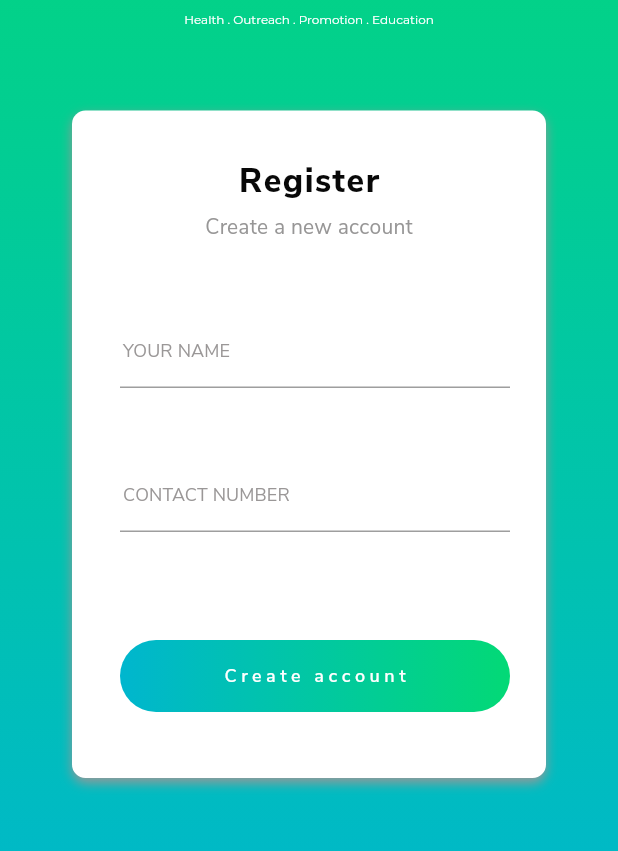
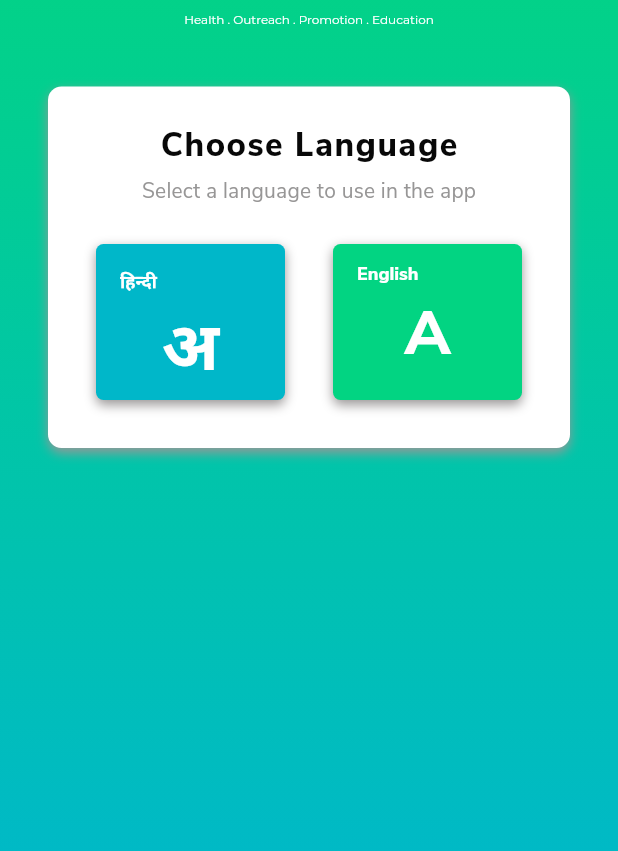
Before and after one commit to IshitaAg/HOPE, a Flutter app: the screen it shows after launch, on a phone screen of 412 x 824 dp, the part 263-1114 px from its top. Run offline on Flutter 3.47's test engine with Material 2 defaults, Android fonts, the light colour scheme and no system bars; project files that could hold a hidden picture were left out.

Commit message:
Added ui for choose language screen

```diff
--- /dev/null
+++ b/lib/auth/languageScreen.dart
@@ -0,0 +1,207 @@
+import 'package:flutter/cupertino.dart';
+import 'package:hope/utils/appColors.dart';
+import 'package:hope/utils/appThemes.dart';
+import 'package:hope/utils/strings.dart';
+
+class LanguageScreen extends StatelessWidget {
+  @override
+  Widget build(BuildContext context) {
+    return WillPopScope(
+      onWillPop: () async => false,
+      child: Container(
+        decoration: BoxDecoration(
+          gradient: LinearGradient(
+            begin: AlignmentDirectional.topCenter,
+            end: AlignmentDirectional.bottomCenter,
+            colors: [AppColors.gradientGreen, AppColors.gradientBlue],
+          ),
+        ),
+        child: Container(
+          margin: const EdgeInsets.fromLTRB(32.0, 130.0, 32.0, 350.0),
+          child: Column(
+            mainAxisAlignment: MainAxisAlignment.center,
+            children: <Widget>[
+              //Following two widgets make the logo
+              Container(
+                decoration: BoxDecoration(
+                  shape: BoxShape.rectangle,
+                  borderRadius: BorderRadius.circular(18.0),
+                  border: Border.all(
+                    color: AppColors.colorWhite,
+                    width: 2.0,
+                  ),
+                ),
+                padding: const EdgeInsets.fromLTRB(16.0, 1.0, 16.0, 1.0),
+                child: Text(
+                  appName,
+                  style: TextStyle(
+                      fontFamily: 'Montserrat',
+                      fontSize: 32.0,
+                      color: AppColors.colorWhite,
+                      fontWeight: FontWeight.normal,
+                      decoration: TextDecoration.none),
+                ),
+              ),
+              Container(
+                padding: const EdgeInsets.all(8.0),
+                child: Text(
+                  appTag,
+                  style: TextStyle(
+                      fontFamily: 'Montserrat',
+                      fontSize: 8.0,
+                      color: AppColors.colorWhite,
+                      fontWeight: FontWeight.w100,
+                      decoration: TextDecoration.none),
+                ),
+              ),
+
+              Expanded(
+                child: Container(
+                  margin: EdgeInsets.fromLTRB(0.0, 32.0, 0.0, 0.0),
+                  decoration: BoxDecoration(
+                    color: AppColors.colorWhite,
+                    borderRadius: BorderRadius.circular(9.0),
+                    shape: BoxShape.rectangle,
+                    boxShadow: [
+                      BoxShadow(
+                        color: AppColors.colorDarkerGrey,
+                        offset: Offset(0.0, 3.0),
+                        blurRadius: 6.0,
+                      ),
+                    ],
+                  ),
+                  child: Column(
+                    children: <Widget>[
+                      Container(
+                        margin: const EdgeInsets.fromLTRB(4.0, 24.0, 4.0, 4.0),
+                        child: Text(
+                          chooseLang,
+                          style: appThemeData.textTheme.subtitle1,
+                        ),
+                      ),
+                      Container(
+                        margin: const EdgeInsets.all(2.0),
+                        child: Text(
+                          chooseLangTag,
+                          style: appThemeData.textTheme.caption,
+                        ),
+                      ),
+                      Expanded(
+                        child: Container(
+                          margin: EdgeInsets.only(top: 24.0),
+                          child: Row(
+                            crossAxisAlignment: CrossAxisAlignment.stretch,
+                            children: <Widget>[
+                              //Hindi option
+                              Expanded(
+                                child: Container(
+                                  margin: EdgeInsets.only(left: 32.0,bottom:32.0,right:16.0),
+                                  decoration: BoxDecoration(
+                                    color: AppColors.colorBlue,
+                                    borderRadius: BorderRadius.circular(5.0),
+                                    shape: BoxShape.rectangle,
+                                    boxShadow: [
+                                      BoxShadow(
+                                        color: AppColors.colorDarkerGrey,
+                                        offset: Offset(0.0, 3.0),
+                                        blurRadius: 6.0,
+                                      ),
+                                    ],
+                                  ),
+                                  child: Column(
+                                    children: <Widget>[
+                                      Container(
+                                        alignment: AlignmentDirectional.centerStart,
+                                        margin: EdgeInsets.fromLTRB(16.0,16.0,4.0,4.0),
+                                        child: Text(
+                                          hindi,
+                                          style : TextStyle(
+                                            fontFamily: 'Nunito Sans',
+                                            fontSize: 12.0,
+                                            color: AppColors.colorWhite,
+                                            fontWeight: FontWeight.w600,
+                                            decoration: TextDecoration.none
+                                          ),
+                                        ),
+                                      ),
+
+                                      Expanded(
+                                        child: Text(
+                                        letterHindi,
+                                        style : TextStyle(
+                                          fontFamily: 'Nunito Sans',
+                                          fontSize: 45.0,
+                                          color: AppColors.colorWhite,
+                                          fontWeight: FontWeight.w600,
+                                          decoration: TextDecoration.none
+                                        ),
+                                        ),
+                                        )
+                                    ],
+                                  ),
+                                ),
+                              ),
+
+                              //English option
+                              Expanded(
+                                child: Container(
+                                  margin: EdgeInsets.only(left: 16.0,bottom:32.0,right:32.0),
+                                  decoration: BoxDecoration(
+                                    color: AppColors.colorGreen,
+                                    borderRadius: BorderRadius.circular(5.0),
+                                    shape: BoxShape.rectangle,
+                                    boxShadow: [
+                                      BoxShadow(
+                                        color: AppColors.colorDarkerGrey,
+                                        offset: Offset(0.0, 3.0),
+                                        blurRadius: 6.0,
+                                      ),
+                                    ],
+                                  ),
+                                  child: Column(
+                                    children: <Widget>[
+                                      Container(
+                                        alignment: AlignmentDirectional.centerStart,
+                                        margin: EdgeInsets.fromLTRB(16.0,12.0,4.0,4.0),
+                                        child: Text(
+                                          english,
+                                          style : TextStyle(
+                                            fontFamily: 'Nunito Sans',
+                                            fontSize: 12.0,
+                                            color: AppColors.colorWhite,
+                                            fontWeight: FontWeight.w800,
+                                            decoration: TextDecoration.none
+                                          ),
+                                        ),
+                                      ),
+                                       Expanded(
+                                        child: Text(
+                                        letterEnglish,
+                                        style : TextStyle(
+                                          fontFamily: 'Nunito Sans',
+                                          fontSize: 41.0,
+                                          color: AppColors.colorWhite,
+                                          fontWeight: FontWeight.w800,
+                                          decoration: TextDecoration.none
+                                        ),
+                                        ),
+                                        )
+                                    ],
+                                  ),
+                                ),
+                              ),
+                            ],
+                          ),
+                        ),
+                      )
+                    ],
+                  ),
+                ),
+              )
+            ],
+          ),
+        ),
+      ),
+    );
+  }
+}
--- a/lib/main.dart
+++ b/lib/main.dart
@@ -1,9 +1,8 @@
 import 'dart:async';
-
 import 'package:flutter/material.dart';
 import 'package:flutter/services.dart';
 import 'package:hope/splash/splashScreen.dart';
-
+import 'auth/languageScreen.dart';
 import 'auth/registerScreen.dart';
 
 void main() async{
@@ -25,7 +24,7 @@ class InfoApp extends StatelessWidget {
   Widget build(BuildContext context) {
     return MaterialApp(
       debugShowCheckedModeBanner: false,
-      home: RegisterScreen(),
+      home: LanguageScreen(),
     );
   }
 }
--- a/lib/utils/appColors.dart
+++ b/lib/utils/appColors.dart
@@ -11,4 +11,6 @@ class AppColors{
    static const colorBlack = Color(0xFF080808);
    static const colorGrey = Color(0xFF979696);
    static const colorDarkerGrey = Color(0xFF9A9797);
+   static const colorBlue = Color(0xFF00B7C9);
+   static const colorGreen = Color(0xFF02D482);
 }
--- a/lib/utils/strings.dart
+++ b/lib/utils/strings.dart
@@ -5,3 +5,9 @@ String createAccount = "Create account";
 String registerTag = "Create a new account";
 String name = "YOUR NAME";
 String contact = "CONTACT NUMBER";
+String chooseLang = "Choose Language";
+String chooseLangTag = "Select a language to use in the app";
+String english = "English";
+String hindi = "हिन्दी";
+String letterHindi = "अ";
+String letterEnglish = "A";
```
